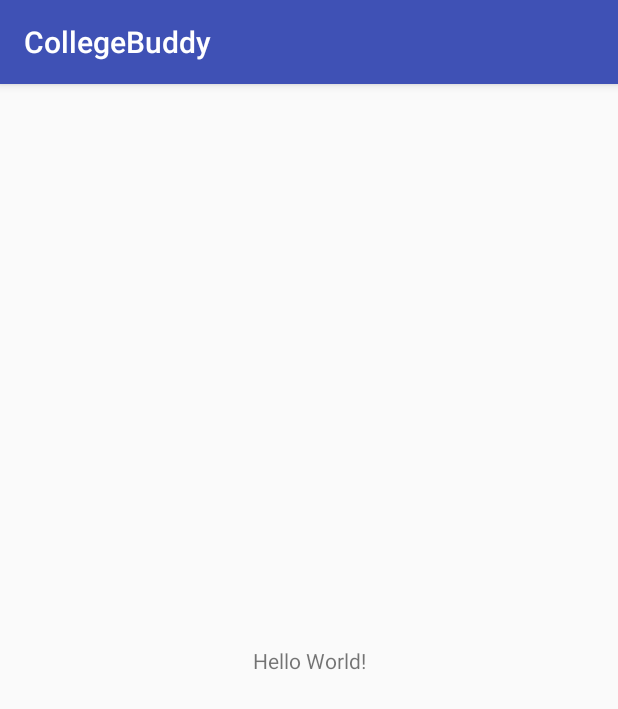
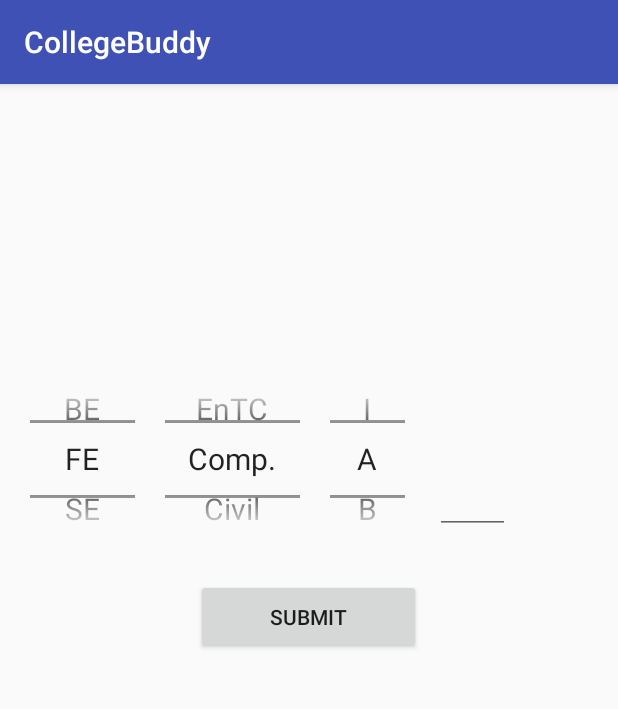
Before and after one commit to vaandhare/CollegeBuddy, an Android app: the screen it shows after launch (MainActivity), on a phone screen of 412 x 824 dp. Shown: the top 709 px of the screen. Run offline under Robolectric (Android 15) with nearby library versions, the light colour scheme and no system bars.

Commit message:
Number Picker Added in MainActivity.

```diff
--- a/app/src/main/java/in/indekode/collegebuddy/MainActivity.java
+++ b/app/src/main/java/in/indekode/collegebuddy/MainActivity.java
@@ -1,13 +1,93 @@
 package in.indekode.collegebuddy;
 
+import android.Manifest;
+import android.app.Activity;
+import android.content.Intent;
 import android.support.v7.app.AppCompatActivity;
 import android.os.Bundle;
+import android.view.View;
+import android.widget.Button;
+import android.widget.EditText;
+import android.widget.NumberPicker;
+import android.widget.TextView;
+import android.widget.Toast;
+
+import java.text.SimpleDateFormat;
+import java.util.Calendar;
+import java.util.Date;
+import java.util.Locale;
 
 public class MainActivity extends AppCompatActivity {
+
+    NumberPicker npstdyear, npstdbranch, npstddiv;
+    EditText etvstdroll;
+    Button submitbtn;
+
+    final String Branch[] = {"Comp.", "Civil", "Mech.", "Chem.", "EnTC"};
+    final  String Years[] = {"FE", "SE", "TE", "BE"};
+    final String Divs[] = {"A", "B", "C", "D", "E", "F", "G", "H", "I"};
+
+    String newYear, newBrnach, newDiv;
 
     @Override
     protected void onCreate(Bundle savedInstanceState) {
         super.onCreate(savedInstanceState);
         setContentView(R.layout.activity_main);
+
+        npstdyear = (NumberPicker) findViewById(R.id.std_year);
+        npstdbranch = (NumberPicker) findViewById(R.id.std_branch);
+        npstddiv = (NumberPicker) findViewById(R.id.std_div);
+
+        etvstdroll = (EditText) findViewById(R.id.std_rollno);
+        submitbtn =(Button) findViewById(R.id.btn_submit);
+
+        npstdyear.setMinValue(0);
+        npstdyear.setMaxValue(Years.length-1);
+        npstdyear.setDisplayedValues(Years);
+        npstdyear.setDescendantFocusability(NumberPicker.FOCUS_AFTER_DESCENDANTS);
+
+        NumberPicker.OnValueChangeListener YearValueChange = new NumberPicker.OnValueChangeListener() {
+            @Override
+            public void onValueChange(NumberPicker numberPicker, int oldValue, int newValue) {
+                newYear = Years[newValue];
+            }
+        };
+        npstdyear.setOnValueChangedListener(YearValueChange);
+
+        npstdbranch.setMinValue(0);
+        npstdbranch.setMaxValue(Branch.length-1);
+        npstdbranch.setDisplayedValues(Branch);
+        npstdbranch.setDescendantFocusability(NumberPicker.FOCUS_AFTER_DESCENDANTS);
+
+        NumberPicker.OnValueChangeListener BranchValueChange = new NumberPicker.OnValueChangeListener() {
+            @Override
+            public void onValueChange(NumberPicker numberPicker, int oldValue, int newValue) {
+                newBrnach = Branch[newValue];
+            }
+        };
+        npstdbranch.setOnValueChangedListener(BranchValueChange);
+
+        npstddiv.setMinValue(0);
+        npstddiv.setMaxValue(Divs.length-1);
+        npstddiv.setDisplayedValues(Divs);
+        npstddiv.setDescendantFocusability(NumberPicker.FOCUS_AFTER_DESCENDANTS);
+
+        NumberPicker.OnValueChangeListener DivValueChange = new NumberPicker.OnValueChangeListener() {
+            @Override
+            public void onValueChange(NumberPicker numberPicker, int oldValue, int newValue) {
+                newDiv = Divs[newValue];
+            }
+        };
+        npstddiv.setOnValueChangedListener(DivValueChange);
+
+        submitbtn.setOnClickListener(new View.OnClickListener() {
+            @Override
+            public void onClick(View view) {
+                Toast.makeText(MainActivity.this, newYear+ " " + newBrnach + " " + newDiv, Toast.LENGTH_SHORT).show();
+            }
+        });
+
     }
+
+
 }
--- a/app/src/main/res/layout/activity_main.xml
+++ b/app/src/main/res/layout/activity_main.xml
@@ -1,18 +1,58 @@
 <?xml version="1.0" encoding="utf-8"?>
-<android.support.constraint.ConstraintLayout xmlns:android="http://schemas.android.com/apk/res/android"
+<RelativeLayout xmlns:android="http://schemas.android.com/apk/res/android"
     xmlns:app="http://schemas.android.com/apk/res-auto"
     xmlns:tools="http://schemas.android.com/tools"
     android:layout_width="match_parent"
     android:layout_height="match_parent"
     tools:context=".MainActivity">
 
-    <TextView
-        android:layout_width="wrap_content"
-        android:layout_height="wrap_content"
-        android:text="Hello World!"
-        app:layout_constraintBottom_toBottomOf="parent"
-        app:layout_constraintLeft_toLeftOf="parent"
-        app:layout_constraintRight_toRightOf="parent"
-        app:layout_constraintTop_toTopOf="parent" />
+    <LinearLayout
+        android:id="@+id/picker"
+        android:theme="@style/NumberPickerTextSize"
+        android:layout_marginTop="200dp"
+        android:layout_width="match_parent"
+        android:layout_height="100dp">
 
-</android.support.constraint.ConstraintLayout>
+        <NumberPicker
+            android:id="@+id/std_year"
+            android:layout_width="70dp"
+            android:layout_height="100dp"
+            android:layout_marginLeft="20dp"
+            >
+
+        </NumberPicker>
+        <NumberPicker
+            android:id="@+id/std_branch"
+            android:layout_width="90dp"
+            android:layout_height="100dp"
+            android:layout_marginLeft="20dp">
+
+        </NumberPicker>
+
+        <NumberPicker
+            android:id="@+id/std_div"
+            android:layout_width="50dp"
+            android:layout_height="100dp"
+            android:layout_marginLeft="20dp">
+
+        </NumberPicker>
+
+        <EditText
+            android:id="@+id/std_rollno"
+            android:layout_width="50dp"
+            android:layout_height="100dp"
+            android:layout_marginLeft="20dp"
+            />
+
+    </LinearLayout>
+
+    <Button
+        android:id="@+id/btn_submit"
+        android:layout_width="150dp"
+        android:layout_height="50dp"
+        android:text="Submit"
+        android:layout_below="@id/picker"
+        android:layout_marginTop="30dp"
+        android:layout_centerInParent="true"/>
+
+</RelativeLayout>
--- a/app/src/main/res/values/colors.xml
+++ b/app/src/main/res/values/colors.xml
@@ -2,5 +2,5 @@
 <resources>
     <color name="colorPrimary">#3F51B5</color>
     <color name="colorPrimaryDark">#303F9F</color>
-    <color name="colorAccent">#FF4081</color>
+    <color name="colorAccent">#ff0000</color>
 </resources>
--- a/app/src/main/res/values/styles.xml
+++ b/app/src/main/res/values/styles.xml
@@ -1,11 +1,15 @@
 <resources>
 
     <!-- Base application theme. -->
-    <style name="AppTheme" parent="Theme.AppCompat.Light.DarkActionBar">
+    <style name="AppTheme" parent="Base.Theme.AppCompat.Light.DarkActionBar">
         <!-- Customize your theme here. -->
         <item name="colorPrimary">@color/colorPrimary</item>
         <item name="colorPrimaryDark">@color/colorPrimaryDark</item>
         <item name="colorAccent">@color/colorAccent</item>
     </style>
 
+    <style name="NumberPickerTextSize">
+        <item name="android:textSize">20dp</item>
+    </style>
+
 </resources>
```
